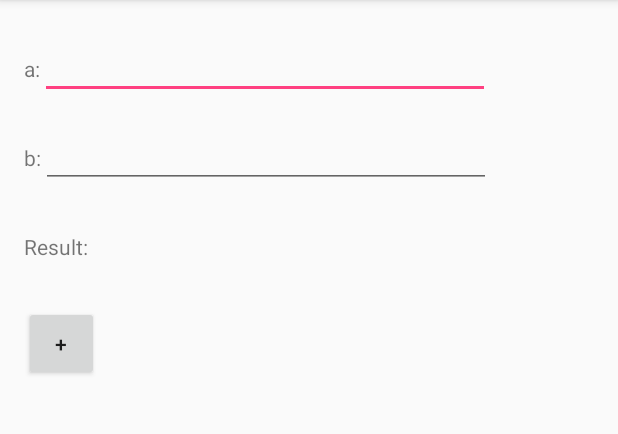
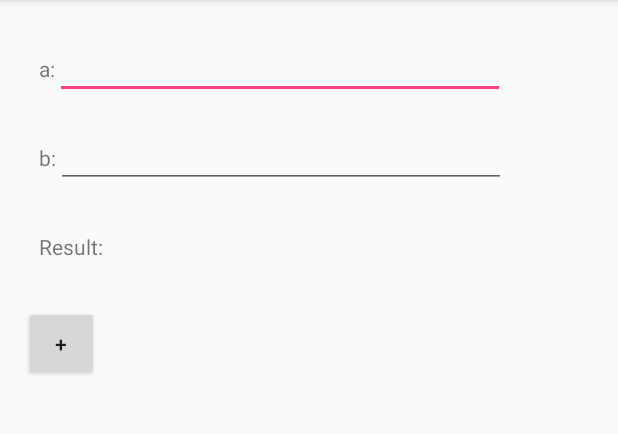
Before and after one commit to trantrungnt/ServiceCalculator, an Android app: the screen it shows after launch (MainActivity), on a phone screen of 412 x 824 dp, the part 84-518 px from its top. Run offline under Robolectric (Android 15) with nearby library versions, the phone set to English and light mode, and no system bars.

Commit message:
UI Calculator (temp)

```diff
--- a/LearnService/app/src/main/java/techkids/mad3/learnservice/ServiceCalculator.java
+++ b/LearnService/app/src/main/java/techkids/mad3/learnservice/ServiceCalculator.java
@@ -36,6 +36,4 @@ public class ServiceCalculator extends IntentService {
     {
         super("ServiceCalculator");
     }
-
-
 }
--- a/LearnService/app/src/main/res/layout/activity_main.xml
+++ b/LearnService/app/src/main/res/layout/activity_main.xml
@@ -12,6 +12,7 @@
     <TextView
         android:id="@+id/tvInputA"
         android:layout_marginTop="20dp"
+        android:layout_marginLeft="10dp"
         android:layout_width="wrap_content"
         android:layout_height="wrap_content"
         android:text="a:" />
@@ -19,12 +20,14 @@
     <EditText
         android:id="@+id/editTextInputA"
         android:layout_toRightOf="@id/tvInputA"
+        android:inputType="number"
         android:layout_width="300dp"
         android:layout_height="50dp" />
 
     <TextView
         android:id="@+id/tvInputB"
         android:layout_below="@id/tvInputA"
+        android:layout_marginLeft="10dp"
         android:layout_marginTop="40dp"
         android:layout_width="wrap_content"
         android:layout_height="wrap_content"
@@ -33,6 +36,7 @@
     <EditText
         android:id="@+id/editTextInputB"
         android:layout_marginTop="20dp"
+        android:inputType="number"
         android:layout_below="@id/tvInputA"
         android:layout_toRightOf="@id/tvInputB"
         android:layout_width="300dp"
@@ -40,6 +44,7 @@
 
     <TextView
         android:id="@+id/tvResult"
+        android:layout_marginLeft="10dp"
         android:layout_below="@id/tvInputB"
         android:layout_marginTop="40dp"
         android:layout_width="wrap_content"
```
